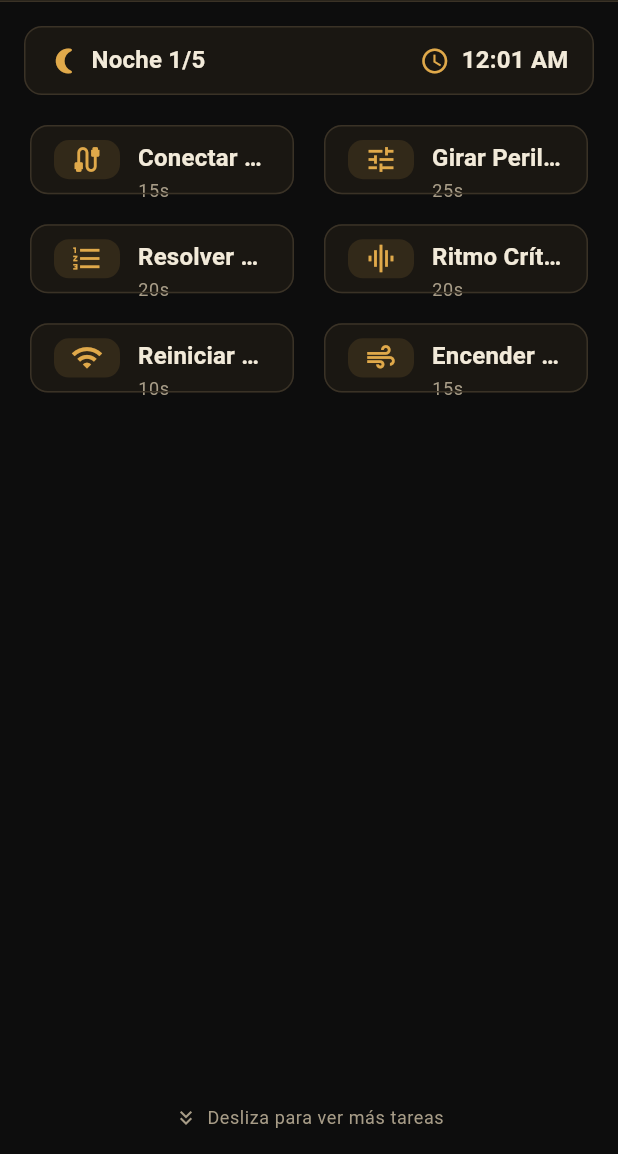
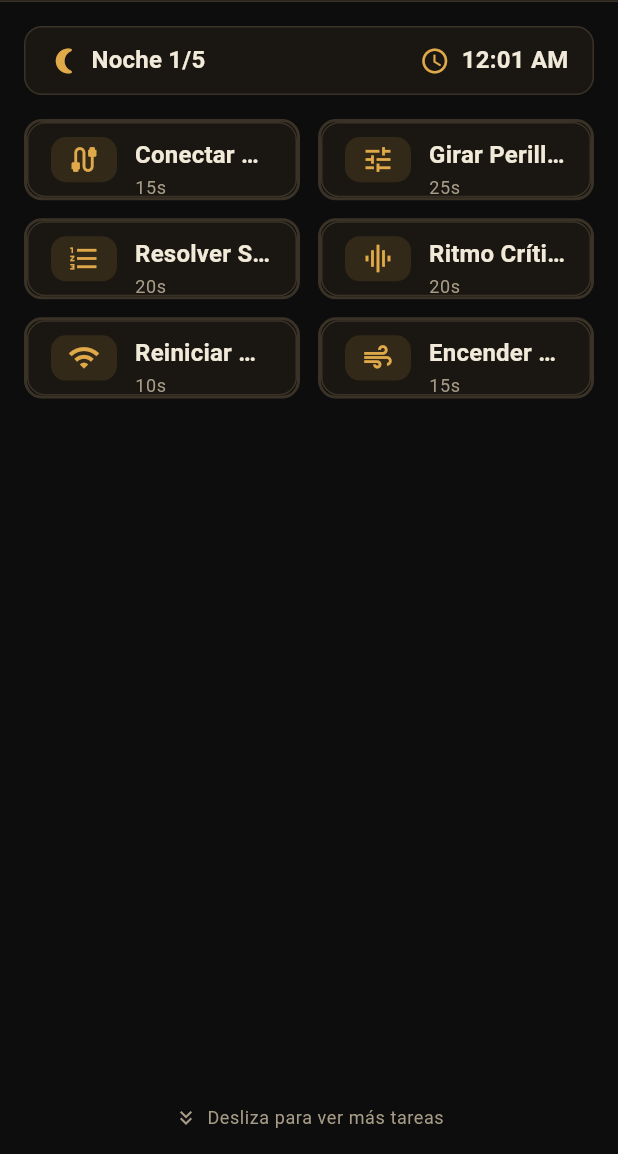
Before and after one commit to aaabriceno/Five-Nights-of-Terror-Proyecto-IHC, a Flutter app: the PantallaVictoria screen opened directly, after a tap on "Jugar de nuevo", on a phone screen of 412 x 824 dp, the part 82-1236 px from its top. Run offline on Flutter 3.47's test engine with Material 3 defaults, Android fonts, the phone set to English and light mode, and no system bars; our stand-ins replace logger, shared_preferences; accounts and stored records are empty.

Commit message:
feat: reflejar 6ta noche y agregar indicador de urgencia por tarea
Corrige textos hardcodeados que asumian solo 5 noches (barra superior
decia "Noche X/5" fijo, pantalla de victoria decia "SOBREVIVISTE LAS 5
NOCHES") ahora que el backend real tiene una 6ta noche extra tipo
Custom Night.

Agrega indicador visual de urgencia en las tarjetas del menu de
tareas: el borde cambia de color segun cuanto tiempo lleva pendiente
una tarea (normal -> ambar a los 20s -> rojo a los 40s), sin mostrar
ningun numero. Calculado del lado Flutter con Task.createdAt (ya
existia, no requiere cambios de protocolo). Refleja que dejar una
tarea sin resolver sube la probabilidad de ataque del animatronico
dueno en el backend real, manteniendo la misma decision de no revelar
mecanica interna que ya se aplico al riesgo global.

```diff
--- a/flutter/lib/screens/pantalla_victoria.dart
+++ b/flutter/lib/screens/pantalla_victoria.dart
@@ -4,7 +4,8 @@ import '../providers/game_provider.dart';
 import '../providers/connection_provider.dart';
 import 'splash_screen.dart';
 
-/// Se muestra cuando el jugador completa la Noche 5 (GameProvider.esVictoriaFinal).
+/// Se muestra cuando el jugador completa la Noche 6 ("Custom Night" extra,
+/// tras las 5 noches base) — GameProvider.esVictoriaFinal.
 class PantallaVictoria extends StatelessWidget {
   const PantallaVictoria({super.key});
 
@@ -18,7 +19,7 @@ class PantallaVictoria extends StatelessWidget {
         child: Column(
           mainAxisSize: MainAxisSize.min,
           children: [
-            const Text('¡SOBREVIVISTE LAS 5 NOCHES!',
+            const Text('¡SOBREVIVISTE LA NOCHE EXTRA!',
                 style: TextStyle(fontSize: 26, fontWeight: FontWeight.bold)),
             const SizedBox(height: 16),
             Text('Tareas completadas: ${session.tasksCompleted}'),
@@ -30,7 +31,9 @@ class PantallaVictoria extends StatelessWidget {
                 context.read<GameProvider>().reset();
                 context.read<ConnectionProvider>().disconnect();
                 Navigator.of(context).pushAndRemoveUntil(
-                  MaterialPageRoute<void>(builder: (_) => const SplashScreen()),
+                  MaterialPageRoute<void>(
+                    builder: (_) => const SplashScreen(modo: 'nuevo'),
+                  ),
                   (route) => false,
                 );
               },
--- a/flutter/lib/widgets/barra_reloj_de_noche.dart
+++ b/flutter/lib/widgets/barra_reloj_de_noche.dart
@@ -1,9 +1,13 @@
 import 'package:flutter/material.dart';
 import '../utils/colors.dart';
 
-/// Muestra la noche actual (1-5) y la hora simulada del reloj (12:00 AM ->
-/// 6:00 AM). Puramente presentacional — GameScreen le pasa los valores
-/// leídos de GameProvider.session.
+/// Muestra la noche actual y la hora simulada del reloj (12:00 AM ->
+/// 6:00 AM). Hay 5 noches base más una 6ta noche extra ("Custom Night",
+/// mucho más difícil, no cuenta como parte de las 5 base) — por eso el
+/// texto no fija el total ("Noche 6/5" se vería mal), solo dice
+/// "Noche X" seguido de "(Extra)" cuando corresponde a esa 6ta noche.
+/// Puramente presentacional — GameScreen le pasa los valores leídos de
+/// GameProvider.session.
 class BarraRelojDeNoche extends StatelessWidget {
   final int nocheActual;
   final String horaEnJuego;
@@ -31,7 +35,7 @@ class BarraRelojDeNoche extends StatelessWidget {
               const Icon(Icons.nightlight_round, size: 20, color: AppColors.acento),
               const SizedBox(width: 8),
               Text(
-                'Noche $nocheActual/5',
+                nocheActual > 5 ? 'Noche $nocheActual (Extra)' : 'Noche $nocheActual/5',
                 style: Theme.of(context).textTheme.titleMedium,
               ),
             ],
--- a/flutter/lib/widgets/menu_de_tareas.dart
+++ b/flutter/lib/widgets/menu_de_tareas.dart
@@ -1,3 +1,5 @@
+import 'dart:async';
+
 import 'package:flutter/material.dart';
 import '../models/task.dart';
 import '../utils/colors.dart';
@@ -6,7 +8,16 @@ import '../utils/colors.dart';
 /// tocables. Al tocar una, llama `alElegirTarea` con esa tarea — la
 /// pantalla que use este widget decide qué hacer (normalmente,
 /// GameProvider.elegirTarea).
-class MenuDeTareas extends StatelessWidget {
+///
+/// Cada tarjeta cambia el color de su borde según cuánto tiempo lleva
+/// pendiente (calculado con `Task.createdAt`, sin depender de ningún dato
+/// nuevo del servidor): normal -> ámbar -> rojo. Es deliberadamente
+/// ambiguo — no muestra segundos ni ningún número — porque el tiempo sin
+/// resolver una tarea sube la probabilidad de ataque del animatrónico
+/// dueño en el backend real, y esa probabilidad es mecánica interna que
+/// no debe revelarse al jugador (misma decisión que ocultar el riesgo
+/// global, ver PROGRESS.md 2026-09-11).
+class MenuDeTareas extends StatefulWidget {
   final List<Task> tareas;
   final void Function(Task tarea) alElegirTarea;
   final bool wifiActivo;
@@ -17,6 +28,40 @@ class MenuDeTareas extends StatelessWidget {
     required this.alElegirTarea,
     required this.wifiActivo,
   });
+
+  @override
+  State<MenuDeTareas> createState() => _MenuDeTareasState();
+}
+
+class _MenuDeTareasState extends State<MenuDeTareas> {
+  static const Duration _umbralAmbar = Duration(seconds: 20);
+  static const Duration _umbralRojo = Duration(seconds: 40);
+
+  Timer? _temporizadorRepintado;
+
+  @override
+  void initState() {
+    super.initState();
+    // Solo fuerza un repintado periódico para que el color de urgencia
+    // avance con el tiempo — no consulta al servidor ni cambia estado.
+    _temporizadorRepintado = Timer.periodic(
+      const Duration(seconds: 2),
+      (_) => setState(() {}),
+    );
+  }
+
+  @override
+  void dispose() {
+    _temporizadorRepintado?.cancel();
+    super.dispose();
+  }
+
+  Color _colorDeUrgencia(Task tarea) {
+    final Duration antiguedad = DateTime.now().difference(tarea.createdAt);
+    if (antiguedad >= _umbralRojo) return AppColors.peligro;
+    if (antiguedad >= _umbralAmbar) return AppColors.advertencia;
+    return AppColors.panelBorde;
+  }
 
   String _nombreLegible(String taskType) {
     switch (taskType) {
@@ -76,7 +121,7 @@ class MenuDeTareas extends StatelessWidget {
 
   @override
   Widget build(BuildContext context) {
-    if (tareas.isEmpty) {
+    if (widget.tareas.isEmpty) {
       return Center(
         child: Text(
           'Sin tareas pendientes — vigila la pantalla',
@@ -95,13 +140,13 @@ class MenuDeTareas extends StatelessWidget {
               crossAxisSpacing: 12,
               childAspectRatio: 3.4,
             ),
-            itemCount: tareas.length,
+            itemCount: widget.tareas.length,
             itemBuilder: (context, indice) {
-              return _buildTarjeta(context, tareas[indice]);
+              return _buildTarjeta(context, widget.tareas[indice]);
             },
           ),
         ),
-        if (tareas.length > 4) ...[
+        if (widget.tareas.length > 4) ...[
           const SizedBox(height: 8),
           Row(
             mainAxisAlignment: MainAxisAlignment.center,
@@ -125,13 +170,19 @@ class MenuDeTareas extends StatelessWidget {
 
   Widget _buildTarjeta(BuildContext context, Task tarea) {
     final bool bloqueadaPorWifi =
-        tarea.taskType == 'subir_datos' && !wifiActivo;
+        tarea.taskType == 'subir_datos' && !widget.wifiActivo;
     return Opacity(
       opacity: bloqueadaPorWifi ? 0.4 : 1.0,
+      child: Container(
+        decoration: BoxDecoration(
+          borderRadius: BorderRadius.circular(12),
+          border: Border.all(color: _colorDeUrgencia(tarea), width: 2),
+        ),
         child: Card(
+          margin: EdgeInsets.zero,
           child: InkWell(
             borderRadius: BorderRadius.circular(12),
-          onTap: bloqueadaPorWifi ? null : () => alElegirTarea(tarea),
+            onTap: bloqueadaPorWifi ? null : () => widget.alElegirTarea(tarea),
             child: Padding(
               padding: const EdgeInsets.symmetric(horizontal: 16, vertical: 10),
               child: Row(
@@ -178,6 +229,7 @@ class MenuDeTareas extends StatelessWidget {
             ),
           ),
         ),
+      ),
     );
   }
 }
```
Lines whose indentation alone changed are shown as unchanged.
